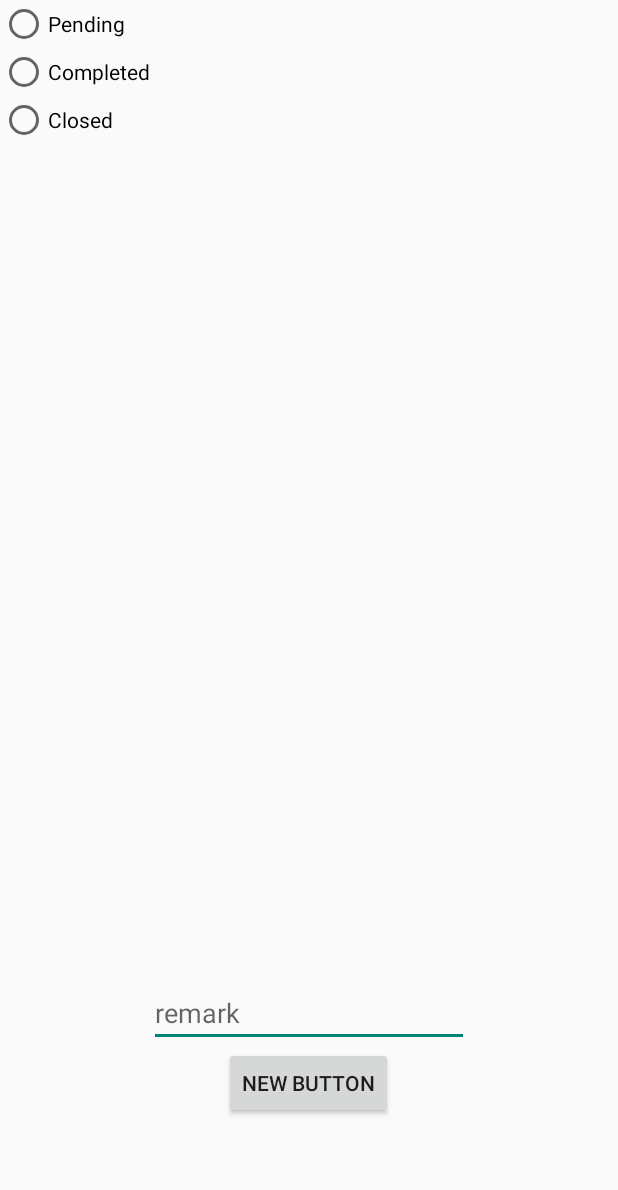
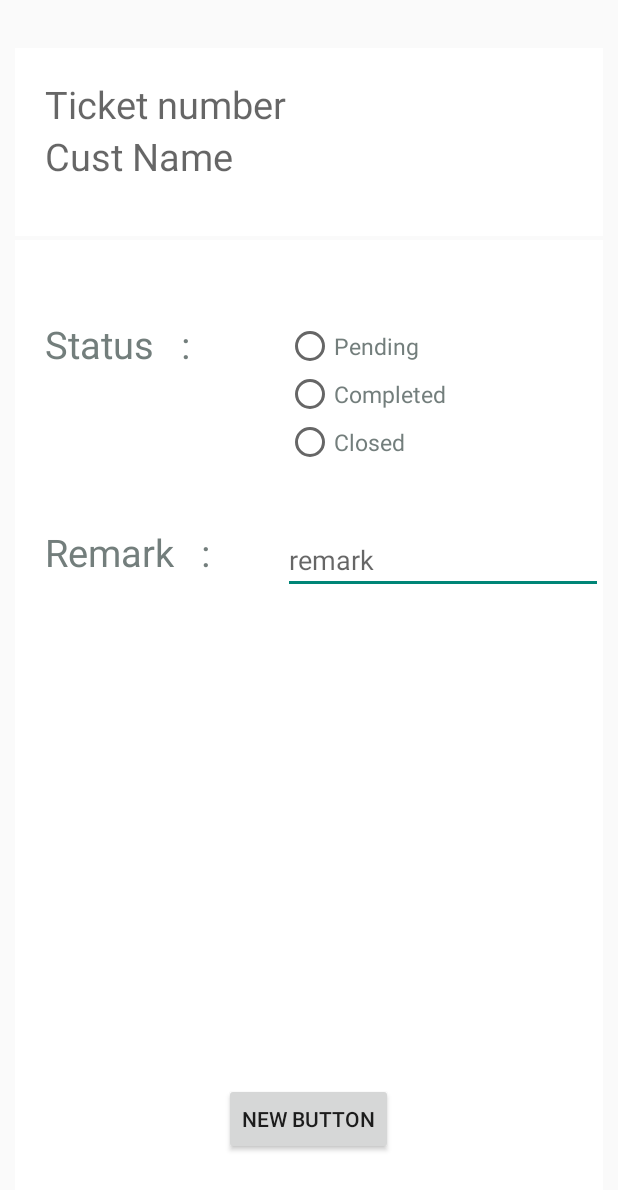
Before and after one commit to HarisHrz/GRAPPLECARE, an Android app: the staffdisplay screen opened directly, with no data from a screen before it, on a phone screen of 412 x 824 dp. Shown: the top 1190 px of the screen. Run offline under Robolectric (Android 15) with nearby library versions, the phone set to English and light mode, and no system bars; 2 statements that could not run were skipped.

Commit message:
status updating(staff) xml ,
diplay tickets and customers name

```diff
--- a/app/src/main/res/layout/statusupdate.xml
+++ b/app/src/main/res/layout/statusupdate.xml
@@ -1,49 +1,168 @@
 <?xml version="1.0" encoding="utf-8"?>
 <RelativeLayout xmlns:android="http://schemas.android.com/apk/res/android"
     android:layout_width="match_parent" android:layout_height="match_parent">
+    <ImageView
+        android:layout_width="fill_parent"
+        android:layout_height="fill_parent"
+        android:background="#ffffff"
+        android:id="@+id/imageView4"
+        android:layout_marginTop="160dp"
+        android:layout_marginStart="10dp"
+        android:layout_marginEnd="10dp"
+        android:layout_marginBottom="10dp"
+        />
 
+
+
+
+
+    <TextView
+        android:layout_width="wrap_content"
+        android:layout_height="wrap_content"
+        android:textAppearance="?android:attr/textAppearanceSmall"
+        android:textColor="#4e8975"
+        android:textSize="25sp"
+        android:layout_marginTop="180dp"
+        android:layout_marginStart="20dp"
+
+
+        android:textStyle="bold"
+        android:id="@+id/textView14"
+        android:layout_alignTop="@+id/imageView7"
+        android:layout_alignStart="@+id/imageView7" />
+
+    <ImageView
+        android:layout_width="fill_parent"
+        android:layout_height="125dp"
+        android:id="@+id/imageView7"
+        android:layout_alignParentTop="true"
+        android:layout_centerHorizontal="true"
+        android:layout_marginTop="32dp"
+        android:background="#ffffff"
+        android:layout_marginStart="10dp"
+        android:layout_marginEnd="10dp"/>
     <Button
         android:layout_width="wrap_content"
         android:layout_height="wrap_content"
         android:text="New Button"
         android:id="@+id/button3"
         android:layout_gravity="bottom"
-        android:layout_alignParentBottom="true"
+        android:layout_alignBottom="@+id/imageView4"
         android:layout_centerHorizontal="true"
-        android:layout_marginBottom="78dp" />
-
-    <EditText
-        android:layout_width="wrap_content"
-        android:layout_height="wrap_content"
-        android:inputType="textMultiLine"
-        android:ems="10"
-        android:hint="remark"
-        android:id="@+id/editText3"
-        android:layout_above="@+id/button3"
-        android:layout_centerHorizontal="true" />
+        android:layout_marginBottom="44dp" />
 
     <RadioGroup xmlns:android="http://schemas.android.com/apk/res/android"
         android:layout_width="fill_parent"
         android:layout_height="wrap_content"
-        android:orientation="vertical">
-        <RadioButton android:id="@+id/status_pending"
-            android:layout_width="wrap_content"
-            android:layout_height="wrap_content"
-            android:text="Pending"
-            android:onClick="onRadioButtonClicked"/>
-
-        <RadioButton android:id="@+id/status_completed"
-            android:layout_width="wrap_content"
-            android:layout_height="wrap_content"
-            android:text="Completed"
-            android:onClick="onRadioButtonClicked"/>
-
-        <RadioButton android:id="@+id/status_closed"
-            android:layout_width="wrap_content"
-            android:layout_height="wrap_content"
-            android:text="Closed"
-            android:onClick="onRadioButtonClicked"/>
+        android:orientation="vertical"
+        android:id="@+id/radioGroup">
 
 
     </RadioGroup>
+
+
+
+
+    <RadioButton android:id="@+id/status_pending"
+        android:layout_width="wrap_content"
+        android:layout_height="wrap_content"
+        android:text="Pending"
+        android:onClick="onRadioButtonClicked"
+        android:textColor="#737e7c"
+        android:textSize="15sp"
+
+        android:layout_above="@+id/status_completed"
+        android:layout_alignStart="@+id/status_completed" />
+
+    <RadioButton android:id="@+id/status_completed"
+        android:layout_width="wrap_content"
+        android:layout_height="wrap_content"
+        android:text="Completed"
+        android:textColor="#737e7c"
+        android:textSize="15sp"
+
+        android:onClick="onRadioButtonClicked"
+        android:layout_below="@+id/textView14"
+        android:layout_toEndOf="@+id/textView32" />
+
+    <RadioButton android:id="@+id/status_closed"
+        android:layout_width="wrap_content"
+        android:layout_height="wrap_content"
+        android:textColor="#737e7c"
+        android:textSize="15sp"
+
+        android:text="Closed"
+        android:onClick="onRadioButtonClicked"
+        android:layout_below="@+id/status_completed"
+        android:layout_alignStart="@+id/status_completed" />
+
+    <TextView
+        android:layout_width="wrap_content"
+        android:layout_height="wrap_content"
+        android:textAppearance="?android:attr/textAppearanceMedium"
+        android:text="Status   :"
+        android:textColor="#737e7c"
+        android:textSize="25sp"
+
+        android:id="@+id/textView31"
+        android:layout_above="@+id/status_completed"
+        android:layout_toEndOf="@+id/textView14" />
+
+    <TextView
+        android:layout_width="wrap_content"
+        android:layout_height="wrap_content"
+        android:textAppearance="?android:attr/textAppearanceMedium"
+        android:hint="Ticket number"
+        android:id="@+id/textView32"
+        android:textColor="#4e8975"
+        android:textSize="25sp"
+        android:layout_marginTop="20dp"
+        android:layout_alignTop="@+id/imageView7"
+        android:layout_alignStart="@+id/textView33" />
+
+    <TextView
+        android:layout_width="wrap_content"
+        android:layout_height="wrap_content"
+        android:textAppearance="?android:attr/textAppearanceMedium"
+        android:hint="Cust Name"
+        android:textColor="#4e8975"
+        android:textSize="25sp"
+        android:id="@+id/textView33"
+        android:layout_below="@+id/textView32"
+        android:layout_alignStart="@+id/textView31" />
+
+    <FrameLayout
+        android:layout_width="fill_parent"
+        android:layout_height="fill_parent"
+        android:layout_below="@+id/status_closed"
+        android:layout_alignEnd="@+id/imageView4"
+        android:layout_marginStart="30dp"
+        android:layout_marginTop="40dp">
+
+        <TextView
+        android:layout_width="wrap_content"
+        android:layout_height="wrap_content"
+        android:textAppearance="?android:attr/textAppearanceMedium"
+        android:text="Remark   :"
+        android:textColor="#737e7c"
+        android:textSize="25sp"
+
+        android:id="@+id/textView30"
+        android:layout_alignTop="@+id/editText3"
+        android:layout_toStartOf="@+id/button3" />
+
+        <EditText
+            android:layout_width="wrap_content"
+            android:layout_height="wrap_content"
+            android:inputType="textMultiLine"
+            android:ems="10"
+            android:hint="remark"
+            android:id="@+id/editText3"
+            android:layout_gravity="right|top"
+
+            android:layout_marginBottom="71dp"
+            android:layout_above="@+id/button3"
+            android:layout_alignParentEnd="true" />
+    </FrameLayout>
+
 </RelativeLayout>
```
